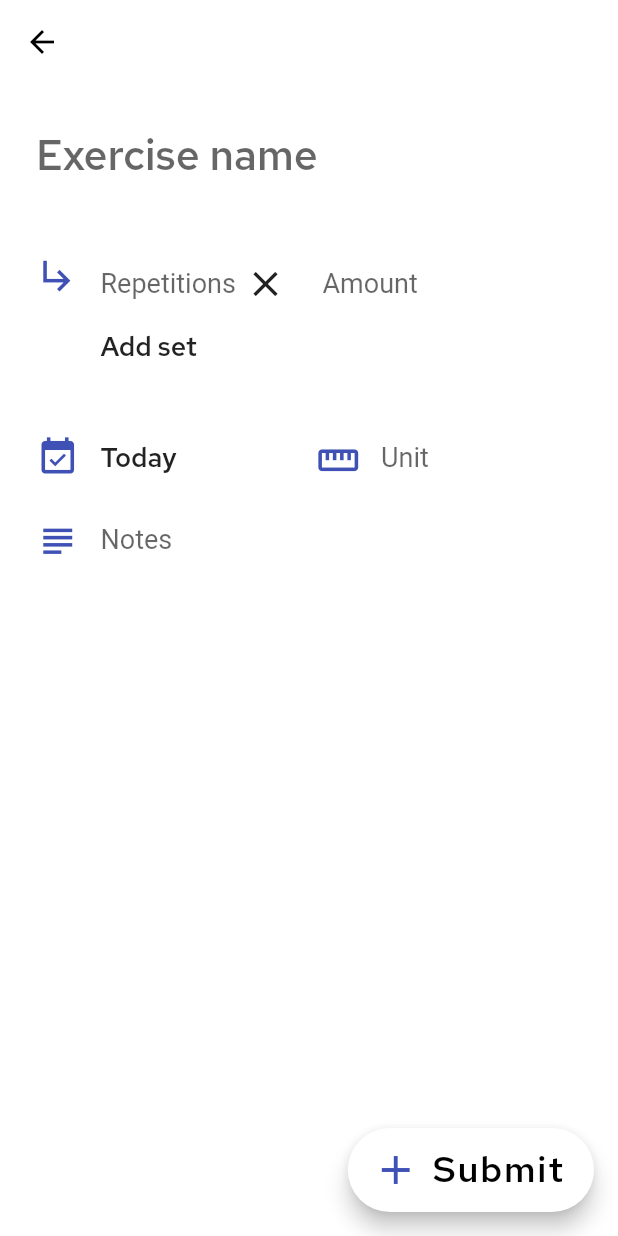
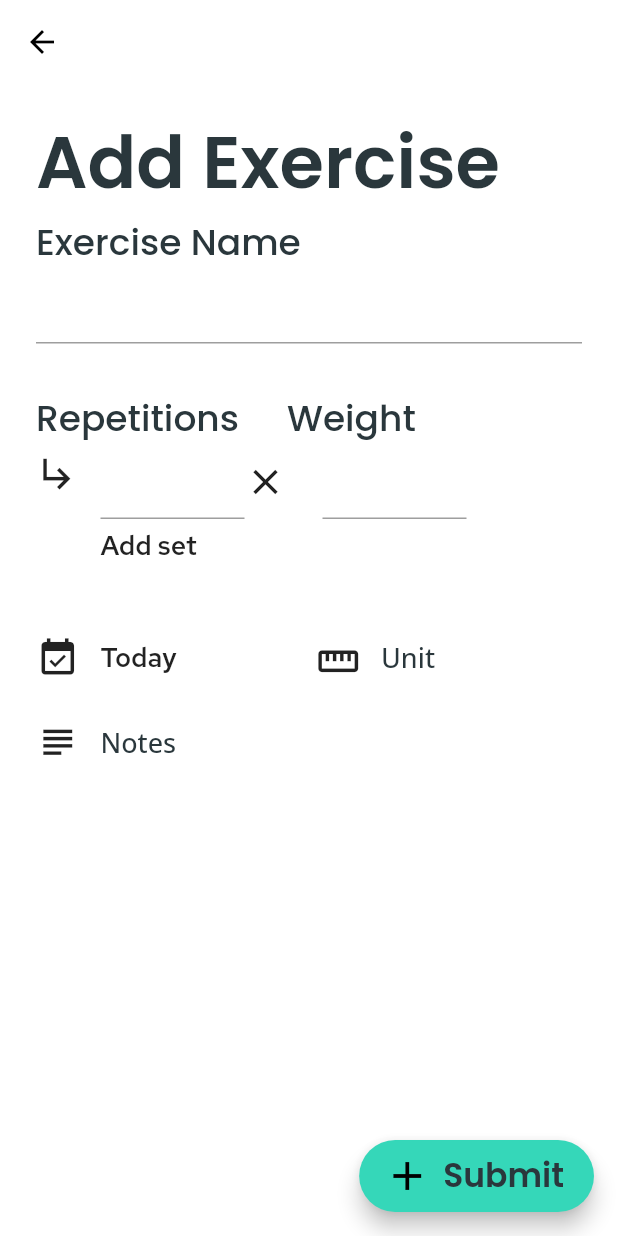
Before and after one commit to M4TTRX/spotme, a Flutter app: the MainNavigationView screen opened directly, after a tap on "Add Exercise", on a phone screen of 412 x 824 dp. Run offline on Flutter 3.47's test engine with Material 2 defaults, Android fonts, the phone set to English and light mode, and no system bars; our stand-ins replace cloud_firestore, firebase_auth, firebase_core, flutter_spinkit, google_fonts, shared_preferences; accounts and stored records are empty.

Commit message:
Improved add activity UI

```diff
--- a/lib/service/service.dart
+++ b/lib/service/service.dart
@@ -73,9 +73,9 @@ class AppService {
         FireStoreDatabaseService(userId: userID);
     DatabaseExercise databaseExercise = DatabaseExercise(
       id: Uuid().v4(),
-      type: exercise.type!.toUpperCase() ?? "UNKNOWN",
+      type: exercise.type?.toUpperCase() ?? "UNKNOWN",
       sets: exercise.sets ?? [],
-      unit: exercise.unit!.toUpperCase() ?? "",
+      unit: exercise.unit?.toUpperCase() ?? "",
       createDate: exercise.createDate ?? DateTime.now(),
       userID: userID,
       notes: exercise.notes ?? "",
--- a/lib/theme/theme_Data.dart
+++ b/lib/theme/theme_Data.dart
@@ -2,27 +2,38 @@ import 'package:flutter/material.dart';
 import 'package:google_fonts/google_fonts.dart';
 
 // Color values
+// Primary Color
 const int _primaryColorVal = 0xFF35D7B9;
+// Rest
 const int _primaryColorTextVal = 0xFF1F816F;
 const int _darkColourVal = 0xFF2A373C;
 const int _darkGreyVal = 0xFF444444;
 const int _highlightColorVal = 0x33FFFFFF;
 
+// Colors
+const Color _primaryColor = Color(_primaryColorTextVal);
 // Text colors
 const _textColor = Color(_darkColourVal);
 const _lighterText = Color(_darkGreyVal);
-const _primaryColoredText = Color(_primaryColorTextVal);
+const _primaryColoredText = Color(_darkColourVal);
 
 final THEME = ThemeData(
   // Light vs dark mode
   brightness: Brightness.light,
 
   // Define Colours
-  primaryColor: Color(_primaryColorVal),
+  primaryColor: _primaryColor,
   accentColor: Color(_primaryColorVal),
   splashColor: Color(_highlightColorVal),
   highlightColor: Color(_highlightColorVal),
 
+  inputDecorationTheme: InputDecorationTheme(
+      focusColor: _primaryColor,
+      hintStyle: TextStyle(
+        fontSize: 18,
+        fontWeight: FontWeight.w500,
+        color: _textColor,
+      )),
   // Define Text theme
   textTheme: TextTheme(
     headline6: GoogleFonts.poppins(
@@ -33,9 +44,9 @@ final THEME = ThemeData(
     )),
 
     // headline1 (Menu Header) is used to represent large headlines like a date
-    headline1: GoogleFonts.openSans(
+    headline1: GoogleFonts.poppins(
         textStyle: TextStyle(
-      fontSize: 14,
+      fontSize: 24,
       fontWeight: FontWeight.w500,
       color: _primaryColoredText,
     )),
@@ -57,6 +68,14 @@ final THEME = ThemeData(
       color: _textColor,
     )),
 
+    // headline4 (Exercise Title page) is used in the textfield for the name of the exercise
+    headline4: GoogleFonts.openSans(
+        textStyle: TextStyle(
+      fontSize: 18,
+      fontWeight: FontWeight.w500,
+      color: _textColor,
+    )),
+
     // bodyText2 used for smaller info
     bodyText2: GoogleFonts.openSans(
         textStyle: TextStyle(
@@ -72,5 +91,12 @@ final THEME = ThemeData(
       fontWeight: FontWeight.w500,
       color: _textColor,
     )),
+
+    subtitle1: GoogleFonts.openSans(
+        textStyle: TextStyle(
+      fontSize: 24,
+      fontWeight: FontWeight.w400,
+      color: _textColor,
+    )),
   ),
 );
--- a/lib/views/activity/activity_view.dart
+++ b/lib/views/activity/activity_view.dart
@@ -9,7 +9,6 @@ import 'package:home_workouts/views/shared/scroll_behavior.dart';
 
 import 'package:home_workouts/model/exercise_model.dart';
 import 'package:home_workouts/views/shared/padding.dart';
-import 'package:home_workouts/views/shared/whitespace.dart';
 
 class ActivityView extends StatefulWidget {
   final AppService service;
--- a/lib/views/add_progress/add_exercise_view.dart
+++ b/lib/views/add_progress/add_exercise_view.dart
@@ -7,6 +7,7 @@ import 'package:home_workouts/service/service.dart';
 import 'package:home_workouts/views/shared/padding.dart';
 import 'package:home_workouts/views/shared/scroll_behavior.dart';
 import 'package:home_workouts/views/shared/text/headings.dart';
+import 'package:home_workouts/views/shared/whitespace.dart';
 import 'package:uuid/uuid.dart';
 
 import 'add_sets_list_view.dart';
@@ -45,10 +46,12 @@ class _AddExerciseViewState extends State<AddExerciseView> {
       ),
       backgroundColor: Colors.white,
       floatingActionButton: Container(
-        height: 56,
         child: FloatingActionButton.extended(
           autofocus: false,
-          label: Heading1("Submit"),
+          label: Text(
+            "Submit",
+            style: Theme.of(context).textTheme.headline2,
+          ),
           onPressed: () async {
             if (_formKey.currentState!.validate()) {
               await service.putExercise(exercise!);
@@ -60,10 +63,7 @@ class _AddExerciseViewState extends State<AddExerciseView> {
           icon: Icon(
             Icons.add,
             size: 32,
-            color: Colors.indigo,
           ),
-          backgroundColor: Colors.white,
-          foregroundColor: Colors.black,
         ),
       ),
       floatingActionButtonLocation: FloatingActionButtonLocation.endFloat,
@@ -83,23 +83,41 @@ class _AddExerciseViewState extends State<AddExerciseView> {
             child: Column(
               crossAxisAlignment: CrossAxisAlignment.start,
               children: <Widget>[
+                Text(
+                  "Add Exercise",
+                  style: Theme.of(context).textTheme.headline6,
+                ),
+                Text(
+                  "Exercise Name",
+                  style: Theme.of(context).textTheme.headline1,
+                ),
                 TextFormField(
                   initialValue: exercise!.type ?? "",
                   validator: (val) => val!.isEmpty ? "Invalid name" : null,
-                  style: TextStyle(
-                    fontSize: 28,
-                    fontFamily: "Red Hat Text",
-                  ),
-                  decoration: InputDecoration(
-                    hintText: "Exercise name",
-                    border: InputBorder.none,
-                  ),
+                  style: Theme.of(context).textTheme.headline4,
                   onChanged: (val) {
                     setState(() => exercise!.type = val);
                   },
                 ),
                 SizedBox(
                   height: 32,
+                ),
+                Row(
+                  mainAxisAlignment: MainAxisAlignment.start,
+                  crossAxisAlignment: CrossAxisAlignment.center,
+                  children: [
+                    Text(
+                      "Repetitions",
+                      style: Theme.of(context).textTheme.headline1,
+                    ),
+                    Container(
+                      width: 32,
+                    ),
+                    Text(
+                      "Weight",
+                      style: Theme.of(context).textTheme.headline1,
+                    ),
+                  ],
                 ),
                 _displaySets(exercise!),
                 SizedBox(
@@ -112,7 +130,6 @@ class _AddExerciseViewState extends State<AddExerciseView> {
                       child: Icon(
                         Icons.event_available,
                         size: 29,
-                        color: Colors.indigo,
                       ),
                     ),
                     Padding(
@@ -156,7 +173,6 @@ class _AddExerciseViewState extends State<AddExerciseView> {
                       child: Icon(
                         Icons.straighten,
                         size: 29,
-                        color: Colors.indigo,
                       ),
                     ),
                     Flexible(
@@ -188,7 +204,6 @@ class _AddExerciseViewState extends State<AddExerciseView> {
                       child: Icon(
                         Icons.subject,
                         size: 29,
-                        color: Colors.indigo,
                       ),
                     ),
                     Flexible(
@@ -229,7 +244,6 @@ class _AddExerciseViewState extends State<AddExerciseView> {
           child: Icon(
             Icons.subdirectory_arrow_right,
             size: 29,
-            color: Colors.indigo,
           ),
         ),
         AddSetsView(sets: exercise.sets),
--- a/lib/views/add_progress/add_sets_list_view.dart
+++ b/lib/views/add_progress/add_sets_list_view.dart
@@ -36,11 +36,7 @@ class _AddSetsViewState extends State<AddSetsView> {
                         ? ""
                         : sets[i].repetitions.toString(),
                     validator: (val) => val!.isEmpty ? "Invalid value" : null,
-                    style: TextStyle(fontSize: 18),
-                    decoration: InputDecoration(
-                      hintText: "Repetitions",
-                      border: InputBorder.none,
-                    ),
+                    style: Theme.of(context).textTheme.headline4,
                     onChanged: (val) {
                       sets[i].repetitions = int.parse(val);
                     },
@@ -62,13 +58,7 @@ class _AddSetsViewState extends State<AddSetsView> {
                         ? ""
                         : sets[i].amount!.toStringAsFixed(1),
                     validator: (val) => val!.isEmpty ? "Invalid value" : null,
-                    style: TextStyle(fontSize: 18, fontWeight: FontWeight.w500),
-                    decoration: InputDecoration(
-                      hintText: "Amount",
-                      hintStyle: TextStyle(
-                          fontSize: 18, fontWeight: FontWeight.normal),
-                      border: InputBorder.none,
-                    ),
+                    style: Theme.of(context).textTheme.headline4,
                     onChanged: (val) {
                       sets[i].amount = double.parse(val);
                     },
--- a/lib/views/exercise/exercise_view.dart
+++ b/lib/views/exercise/exercise_view.dart
@@ -59,7 +59,7 @@ class _ExerciseViewState extends State<ExerciseView> {
               crossAxisAlignment: CrossAxisAlignment.start,
               children: <Widget>[
                 Text(
-                  exercise!.type!.toUpperCase() ?? "",
+                  exercise!.type?.toUpperCase() ?? "",
                   style: TextStyle(
                     fontSize: 28,
                     fontFamily: "Red Hat Text",
@@ -143,7 +143,7 @@ class _ExerciseViewState extends State<ExerciseView> {
               ),
               Flexible(
                 child: Text(
-                  exercise.unit!.toUpperCase() ?? "",
+                  exercise.unit?.toUpperCase() ?? "",
                   style: TextStyle(
                     fontSize: 18,
                   ),
```
